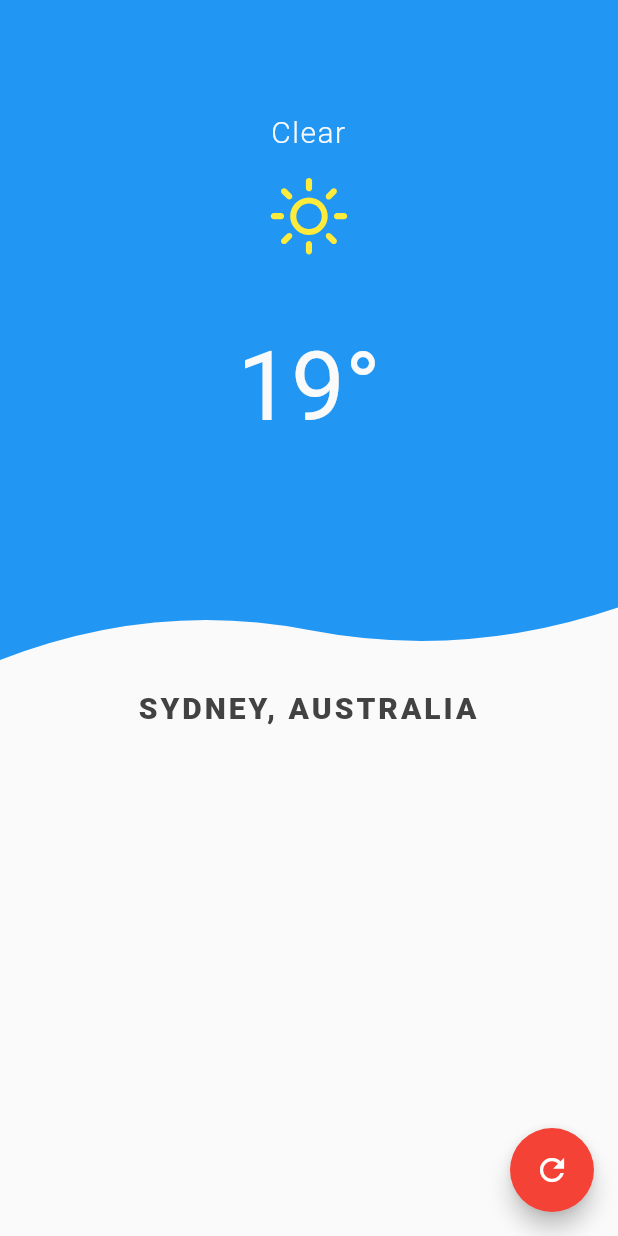
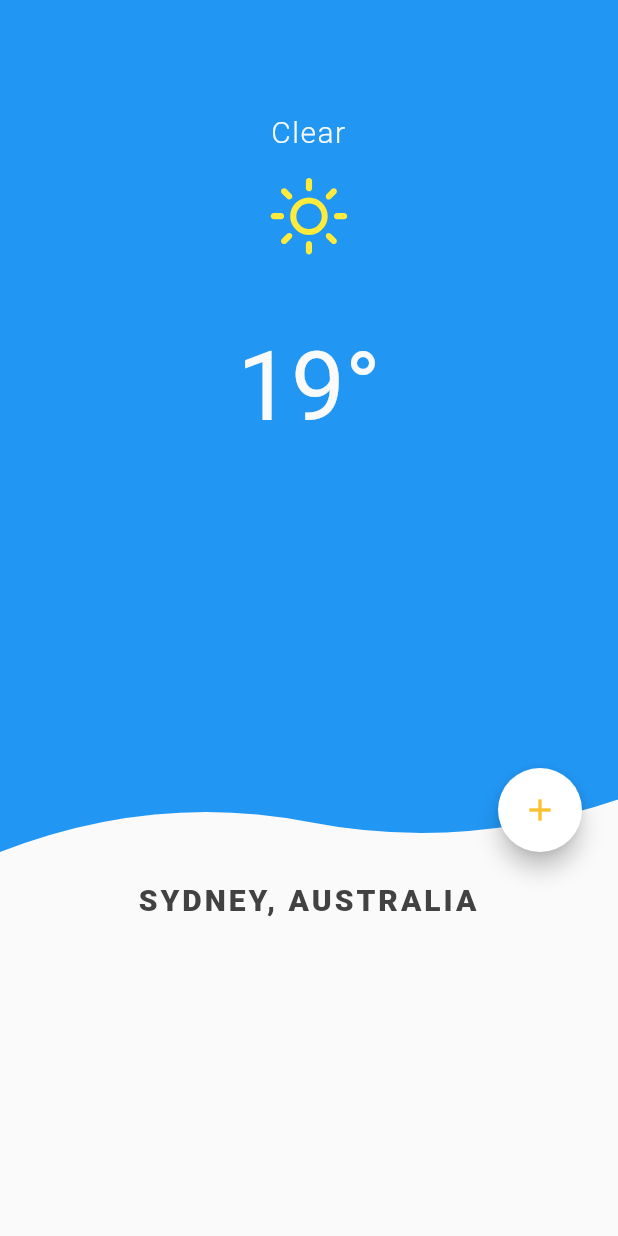
Before and after one commit to themobilecoder/my-local-weather, a Flutter app: the screen it shows after launch, on a phone screen of 412 x 824 dp. Run offline on Flutter 3.47's test engine with Material 2 defaults, Android fonts, the phone set to English and light mode, and no system bars; our stand-ins replace weather_icons.

Commit message:
Update UI

```diff
--- a/lib/home_page.dart
+++ b/lib/home_page.dart
@@ -19,7 +19,10 @@ class _HomePageState extends State<HomePage> {
       body: Column(
         children: <Widget>[
           Expanded(
-            child: ClipPath(
+            flex: 2,
+            child: Stack(
+              children: <Widget>[
+                ClipPath(
                   clipper: WaveClipper(),
                   child: Container(
                     color: Colors.blue,
@@ -59,6 +62,21 @@ class _HomePageState extends State<HomePage> {
                     ),
                   ),
                 ),
+                Align(
+                  alignment: Alignment.bottomRight,
+                  child: Padding(
+                    padding: const EdgeInsets.only(right: 24),
+                    child: FloatingActionButton(
+                      onPressed: () {},
+                      tooltip: 'Add Location',
+                      child: Icon(Icons.add),
+                      backgroundColor: Colors.white,
+                      foregroundColor: Colors.yellow.shade700,
+                    ),
+                  ),
+                )
+              ],
+            ),
           ),
           Expanded(
             child: Container(
@@ -84,12 +102,6 @@ class _HomePageState extends State<HomePage> {
           ),
         ],
       ),
-      floatingActionButton: FloatingActionButton(
-        onPressed: () {},
-        tooltip: 'Refresh',
-        child: Icon(Icons.refresh),
-        backgroundColor: Colors.red,
-      ),
     );
   }
 }
```
Lines whose indentation alone changed are shown as unchanged.
